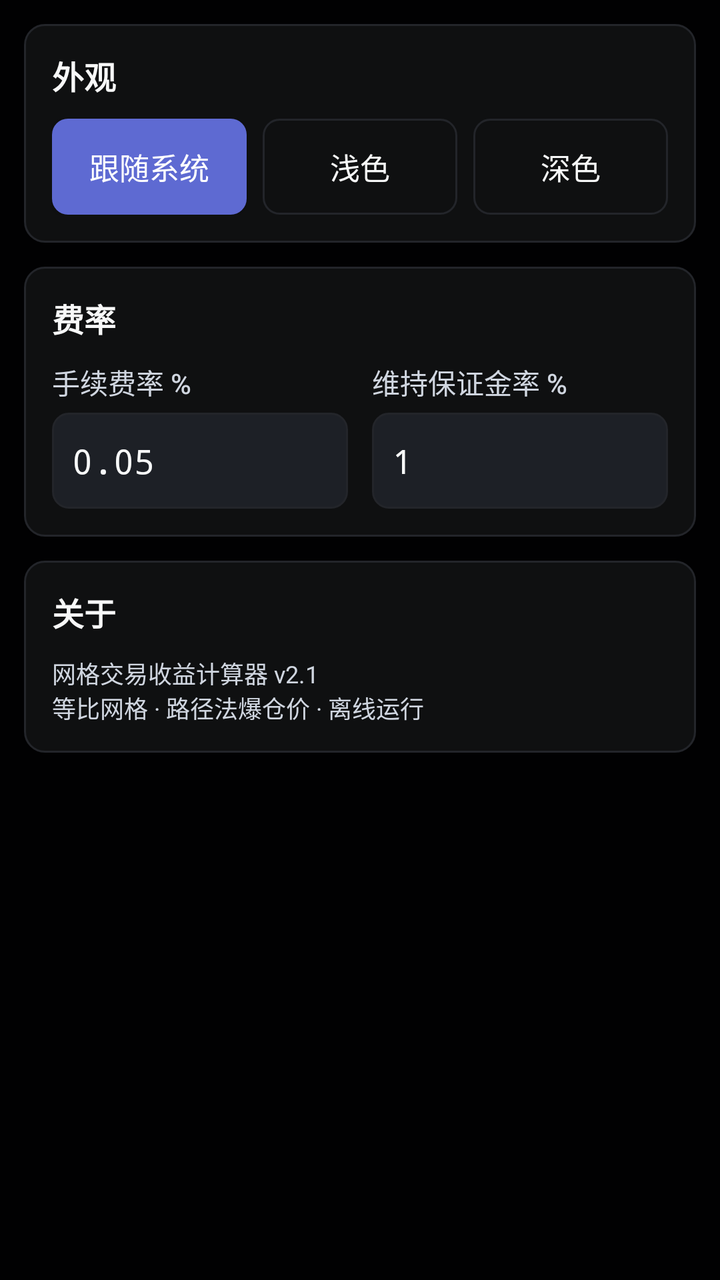
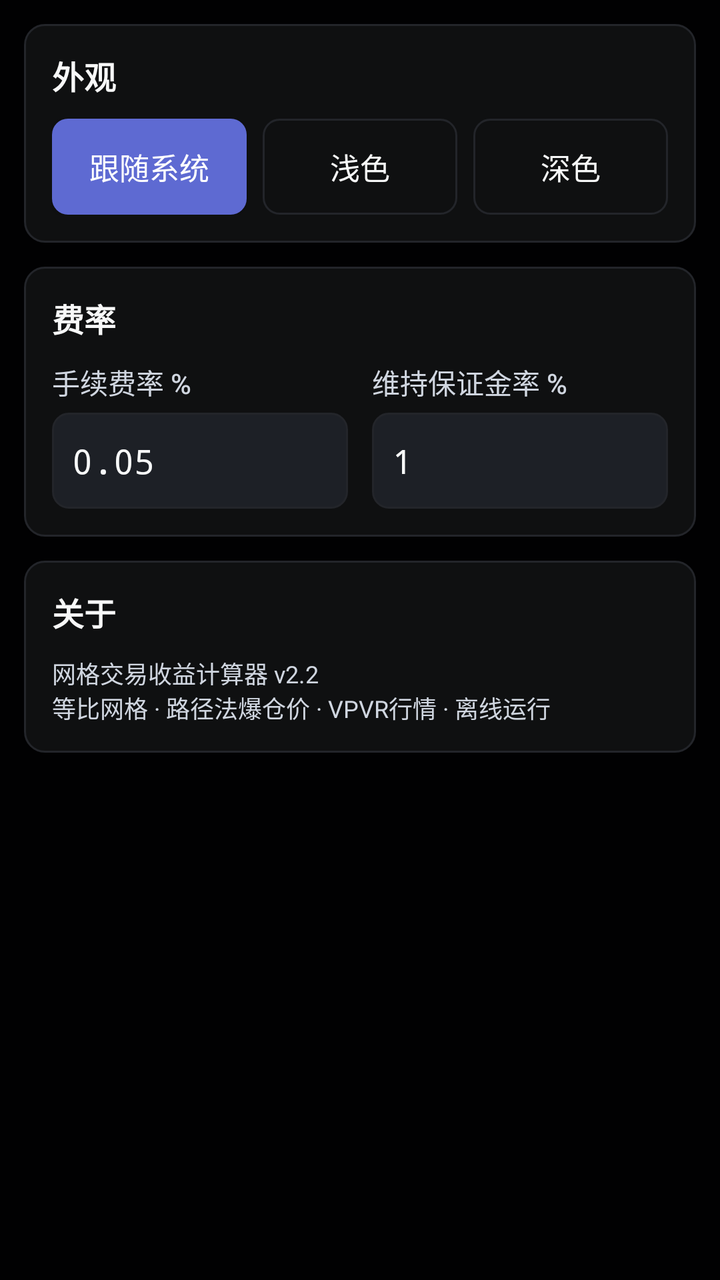

The first picture is an Android layout as it rendered before a commit; the second is the same layout after the commit. The layout source and the unified diff follow.
<!-- AndroidManifest.xml: application theme Theme.GridCalc.Dark -->
<!-- res/layout/page_settings.xml -->
<?xml version="1.0" encoding="utf-8"?>
<ScrollView xmlns:android="http://schemas.android.com/apk/res/android"
    android:layout_width="match_parent"
    android:layout_height="match_parent"
    android:fillViewport="true"
    android:scrollbars="none"
    android:clipToPadding="false">

    <LinearLayout
        android:layout_width="match_parent"
        android:layout_height="wrap_content"
        android:orientation="vertical"
        android:padding="12dp">

        
        <LinearLayout
            android:layout_width="match_parent"
            android:layout_height="wrap_content"
            android:background="@drawable/card_bg"
            android:orientation="vertical"
            android:padding="14dp">
            <TextView
                android:layout_width="wrap_content"
                android:layout_height="wrap_content"
                android:layout_marginBottom="10dp"
                android:text="外观"
                android:textColor="?attr/colorInk"
                android:textSize="16sp"
                android:textStyle="bold" />
            <LinearLayout
                android:layout_width="match_parent"
                android:layout_height="48dp"
                android:orientation="horizontal">
                <Button
                    android:id="@+id/theme_follow"
                    android:layout_width="0dp"
                    android:layout_height="match_parent"
                    android:layout_marginRight="4dp"
                    android:layout_weight="1"
                    android:background="@drawable/btn_primary"
                    android:text="跟随系统"
                    android:textColor="?attr/colorOnPrimary"
                    android:textSize="15sp" />
                <Button
                    android:id="@+id/theme_light"
                    android:layout_width="0dp"
                    android:layout_height="match_parent"
                    android:layout_marginLeft="4dp"
                    android:layout_marginRight="4dp"
                    android:layout_weight="1"
                    android:background="@drawable/btn_ghost"
                    android:text="浅色"
                    android:textColor="?attr/colorInk"
                    android:textSize="15sp" />
                <Button
                    android:id="@+id/theme_dark"
                    android:layout_width="0dp"
                    android:layout_height="match_parent"
                    android:layout_marginLeft="4dp"
                    android:layout_weight="1"
                    android:background="@drawable/btn_ghost"
                    android:text="深色"
                    android:textColor="?attr/colorInk"
                    android:textSize="15sp" />
            </LinearLayout>
        </LinearLayout>

        
        <LinearLayout
            android:layout_width="match_parent"
            android:layout_height="wrap_content"
            android:layout_marginTop="12dp"
            android:background="@drawable/card_bg"
            android:orientation="vertical"
            android:padding="14dp">
            <TextView
                android:layout_width="wrap_content"
                android:layout_height="wrap_content"
                android:layout_marginBottom="10dp"
                android:text="费率"
                android:textColor="?attr/colorInk"
                android:textSize="16sp"
                android:textStyle="bold" />
            <GridLayout
                android:layout_width="match_parent"
                android:layout_height="wrap_content"
                android:columnCount="2">
                <LinearLayout
                    android:layout_width="0dp"
                    android:layout_height="wrap_content"
                    android:layout_columnWeight="1"
                    android:layout_marginRight="6dp"
                    android:orientation="vertical">
                    <TextView
                        android:layout_width="wrap_content"
                        android:layout_height="wrap_content"
                        android:layout_marginBottom="5dp"
                        android:text="手续费率 %"
                        android:textColor="?attr/colorSub"
                        android:textSize="14sp"
                        android:fontFamily="sans-serif-medium" />
                    <EditText
                        android:id="@+id/in_fee"
                        android:layout_width="match_parent"
                        android:layout_height="48dp"
                        android:background="@drawable/input_bg"
                        android:importantForAutofill="no"
                        android:inputType="numberDecimal"
                        android:imeOptions="actionDone"
                        android:singleLine="true"
                        android:paddingLeft="10dp"
                        android:paddingRight="10dp"
                        android:text="0.05"
                        android:textColor="?attr/colorInk"
                        android:textColorHint="?attr/colorFaint"
                        android:textSize="17sp"
                        android:typeface="monospace" />
                </LinearLayout>
                <LinearLayout
                    android:layout_width="0dp"
                    android:layout_height="wrap_content"
                    android:layout_columnWeight="1"
                    android:layout_marginLeft="6dp"
                    android:orientation="vertical">
                    <TextView
                        android:layout_width="wrap_content"
                        android:layout_height="wrap_content"
                        android:layout_marginBottom="5dp"
                        android:text="维持保证金率 %"
                        android:textColor="?attr/colorSub"
                        android:textSize="14sp"
                        android:fontFamily="sans-serif-medium" />
                    <EditText
                        android:id="@+id/in_mmr"
                        android:layout_width="match_parent"
                        android:layout_height="48dp"
                        android:background="@drawable/input_bg"
                        android:importantForAutofill="no"
                        android:inputType="numberDecimal"
                        android:imeOptions="actionDone"
                        android:singleLine="true"
                        android:paddingLeft="10dp"
                        android:paddingRight="10dp"
                        android:text="1"
                        android:textColor="?attr/colorInk"
                        android:textColorHint="?attr/colorFaint"
                        android:textSize="17sp"
                        android:typeface="monospace" />
                </LinearLayout>
            </GridLayout>
        </LinearLayout>

        
        <LinearLayout
            android:layout_width="match_parent"
            android:layout_height="wrap_content"
            android:layout_marginTop="12dp"
            android:background="@drawable/card_bg"
            android:orientation="vertical"
            android:padding="14dp">
            <TextView
                android:layout_width="wrap_content"
                android:layout_height="wrap_content"
                android:layout_marginBottom="10dp"
                android:text="关于"
                android:textColor="?attr/colorInk"
                android:textSize="16sp"
                android:textStyle="bold" />
            <TextView
                android:layout_width="wrap_content"
                android:layout_height="wrap_content"
                android:text="网格交易收益计算器 v2.1\n等比网格 · 路径法爆仓价 · 离线运行"
                android:textColor="?attr/colorSub"
                android:textSize="12sp" />
        </LinearLayout>
    </LinearLayout>
</ScrollView>
<!-- resources referenced by this layout -->
<resources>
  <!-- drawable btn_ghost (drawable) -->
  <?xml version="1.0" encoding="utf-8"?>
  <selector xmlns:android="http://schemas.android.com/apk/res/android">
      <item android:state_pressed="true">
          <shape android:shape="rectangle">
              <solid android:color="?attr/colorBorder" />
              <corners android:radius="8dp" />
          </shape>
      </item>
      <item>
          <shape android:shape="rectangle">
              <solid android:color="@android:color/transparent" />
              <stroke android:width="1dp" android:color="?attr/colorBorder" />
              <corners android:radius="8dp" />
          </shape>
      </item>
  </selector>
  <!-- drawable btn_primary (drawable) -->
  <?xml version="1.0" encoding="utf-8"?>
  <selector xmlns:android="http://schemas.android.com/apk/res/android">
      <item android:state_pressed="true">
          <shape android:shape="rectangle">
              <solid android:color="?attr/colorPrimaryDark" />
              <corners android:radius="8dp" />
          </shape>
      </item>
      <item>
          <shape android:shape="rectangle">
              <solid android:color="?attr/colorPrimary" />
              <corners android:radius="8dp" />
          </shape>
      </item>
  </selector>
  <!-- drawable card_bg (drawable) -->
  <?xml version="1.0" encoding="utf-8"?>
  <shape xmlns:android="http://schemas.android.com/apk/res/android"
      android:shape="rectangle">
      <solid android:color="?attr/colorCard" />
      <stroke android:width="1dp" android:color="?attr/colorBorder" />
      <corners android:radius="10dp" />
  </shape>
  <!-- drawable input_bg (drawable) -->
  <?xml version="1.0" encoding="utf-8"?>
  <selector xmlns:android="http://schemas.android.com/apk/res/android">
      <item android:state_focused="true">
          <shape android:shape="rectangle">
              <solid android:color="?attr/colorInput" />
              <stroke android:width="1dp" android:color="?attr/colorPrimary" />
              <corners android:radius="8dp" />
          </shape>
      </item>
      <item>
          <shape android:shape="rectangle">
              <solid android:color="?attr/colorInput" />
              <stroke android:width="1dp" android:color="?attr/colorBorder" />
              <corners android:radius="8dp" />
          </shape>
      </item>
  </selector>
  <style name="Theme.GridCalc.Dark" parent="android:Theme.Material.NoActionBar">
          <item name="colorCanvas">#010102</item>
          <item name="colorCard">#0F1011</item>
          <item name="colorSurf2">#141516</item>
          <item name="colorInput">#1D2026</item>
          <item name="colorInk">#F7F8F8</item>
          <item name="colorSub">#D0D6E0</item>
          <item name="colorFaint">#8A8F98</item>
          <item name="colorPrimary">#5E6AD2</item>
          <item name="colorPrimaryDark">#4A55B5</item>
          <item name="colorTeal">#27A644</item>
          <item name="colorRed">#E5484D</item>
          <item name="colorBorder">#23252A</item>
          <item name="colorTealBg">#1F27A644</item>
          <item name="colorBlueBg">#245E6AD2</item>
          <item name="colorOnPrimary">#FFFFFF</item>
          <item name="android:windowBackground">?attr/colorCanvas</item>
          <item name="android:statusBarColor">?attr/colorCanvas</item>
          <item name="android:navigationBarColor">?attr/colorCanvas</item>
          <item name="android:windowLightStatusBar">false</item>
      </style>
</resources>

<!-- the commit's change to res/layout/page_settings.xml (unified diff, before → after) -->
@@ -169,7 +169,7 @@
             <TextView
                 android:layout_width="wrap_content"
                 android:layout_height="wrap_content"
-                android:text="网格交易收益计算器 v2.1\n等比网格 · 路径法爆仓价 · 离线运行"
+                android:text="网格交易收益计算器 v2.2\n等比网格 · 路径法爆仓价 · VPVR行情 · 离线运行"
                 android:textColor="?attr/colorSub"
                 android:textSize="12sp" />
         </LinearLayout>
